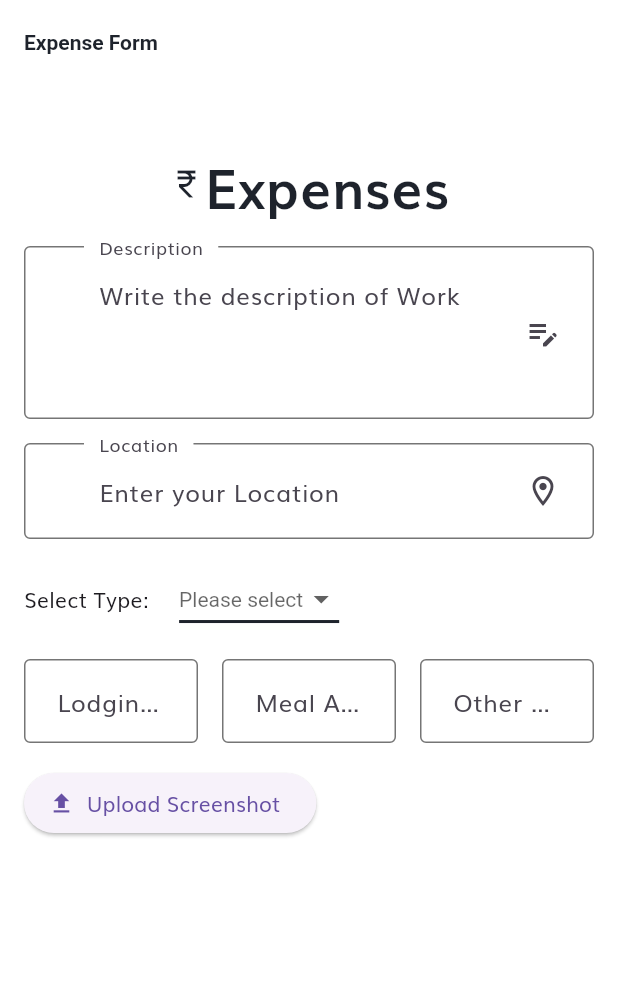
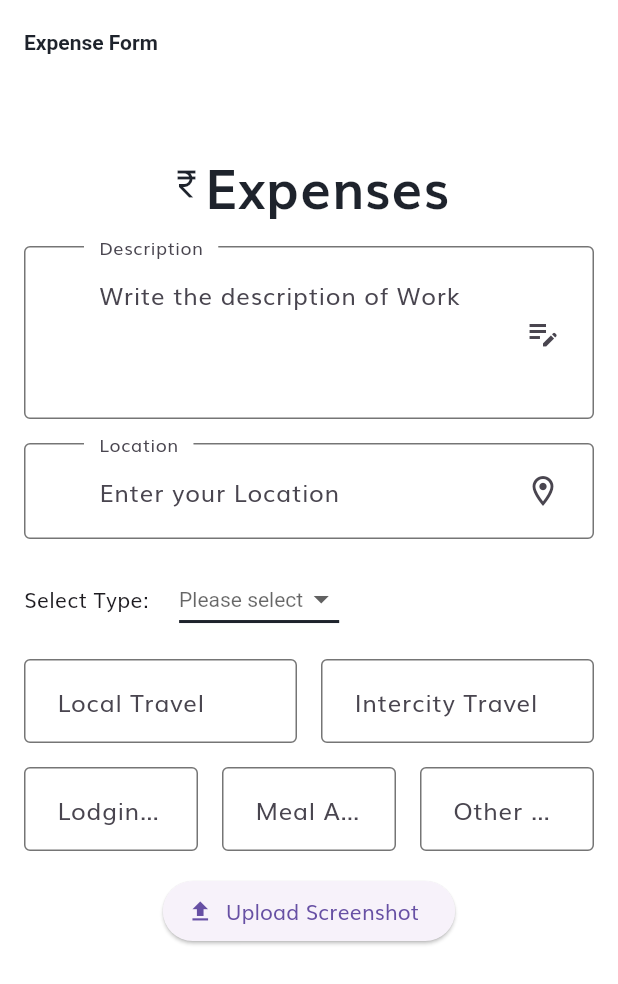
Before and after one commit to gigxmanshajami/flutter_client, a Flutter app: the expenseForm screen opened directly, on a phone screen of 412 x 824 dp. Shown: the top 984 px of the screen. Run offline on Flutter 3.47's test engine with Material 3 defaults, Android fonts, the phone set to English and light mode, and no system bars; our stand-ins replace flutter_svg.

Commit message:
expenses update

```diff
--- a/lib/screen/expenseForm.dart
+++ b/lib/screen/expenseForm.dart
@@ -132,6 +132,45 @@ class _expenseFormState extends State<expenseForm> {
             ),
             SizedBox(height: 16),
 
+            //ya se
+            Column(
+              children: [
+                Row(
+                  children: [
+                    Expanded(
+                      child: TextField(
+                        decoration: InputDecoration(
+                          hintText: 'Local Travel',
+                          enabledBorder: OutlineInputBorder(
+                            borderSide: BorderSide(color: ktextColor),
+                            gapPadding: 10,
+                          ),
+                          focusedBorder: OutlineInputBorder(
+                            borderSide: BorderSide(color: kPrimaryColor),
+                            gapPadding: 10,
+                          ),
+                        ),
+                      ),
+                    ),
+                    SizedBox(width: 16),
+                    Expanded(
+                      child: TextField(
+                        decoration: InputDecoration(
+                          hintText: 'Intercity Travel',
+                          enabledBorder: OutlineInputBorder(
+                            borderSide: BorderSide(color: ktextColor),
+                            gapPadding: 10,
+                          ),
+                          focusedBorder: OutlineInputBorder(
+                            borderSide: BorderSide(color: kPrimaryColor),
+                            gapPadding: 10,
+                          ),
+                        ),
+                      ),
+                    ),
+                  ],
+                ),
+                SizedBox(height: 16), // Add some space between the rows
                 Row(
                   children: [
                     Expanded(
@@ -183,14 +222,15 @@ class _expenseFormState extends State<expenseForm> {
                     ),
                   ],
                 ),
-
-            SizedBox(height: 16),
+                SizedBox(height: 16), // Add some space between the rows
                 ElevatedButton.icon(
                   onPressed: () {
                     // Handle button press
                   },
                   icon: Icon(Icons.upload), // Icon to be displayed
                   label: Text('Upload Screenshot'), // Text to be displayed
+                ),
+              ],
             ),
 
           ],
```
Lines whose indentation alone changed are shown as unchanged.
